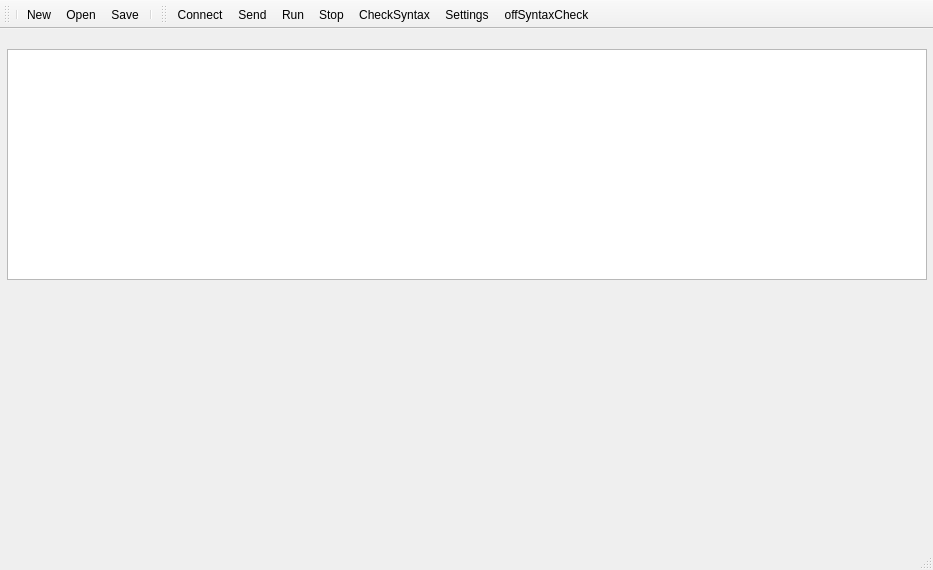
extramask93/itegration, file mainwindow.ui: the form before one commit.
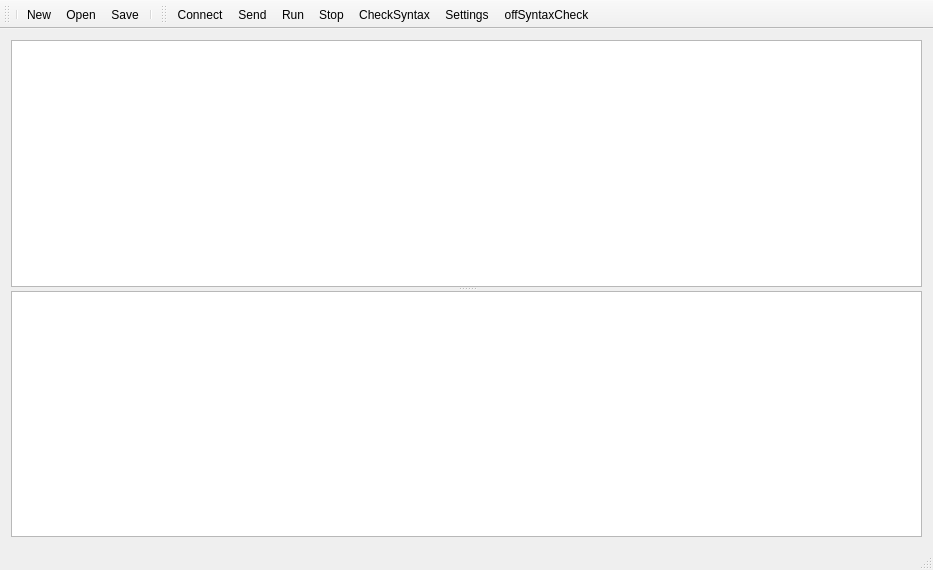
The form after the commit. Icons and pictures are not drawn. Custom widgets are drawn as their Qt base class.

Commit message: better docking

The edit to the form file:
```diff
--- a/mainwindow.ui
+++ b/mainwindow.ui
@@ -11,7 +11,7 @@
    </rect>
   </property>
   <property name="sizePolicy">
-   <sizepolicy hsizetype="Preferred" vsizetype="Maximum">
+   <sizepolicy hsizetype="Expanding" vsizetype="Expanding">
     <horstretch>0</horstretch>
     <verstretch>0</verstretch>
    </sizepolicy>
@@ -20,17 +20,15 @@
    <string>RoboTerminal</string>
   </property>
   <widget class="QWidget" name="centralWidget">
+   <layout class="QGridLayout" name="gridLayout">
+    <item row="0" column="0" rowspan="2" colspan="2">
+     <widget class="QSplitter" name="splitter">
+      <property name="orientation">
+       <enum>Qt::Vertical</enum>
+      </property>
    <widget class="Editor" name="editor">
-    <property name="geometry">
-     <rect>
-      <x>7</x>
-      <y>20</y>
-      <width>920</width>
-      <height>231</height>
-     </rect>
-    </property>
     <property name="sizePolicy">
-     <sizepolicy hsizetype="Expanding" vsizetype="Maximum">
+        <sizepolicy hsizetype="Expanding" vsizetype="Expanding">
       <horstretch>0</horstretch>
       <verstretch>0</verstretch>
      </sizepolicy>
@@ -39,6 +37,10 @@
      <string>Editor</string>
     </property>
    </widget>
+      <widget class="Console" name="console"/>
+     </widget>
+    </item>
+   </layout>
   </widget>
   <widget class="QStatusBar" name="statusBar">
    <property name="palette">
@@ -623,6 +625,11 @@
    <extends>QTextEdit</extends>
    <header>editor.h</header>
   </customwidget>
+  <customwidget>
+   <class>Console</class>
+   <extends>QPlainTextEdit</extends>
+   <header>console.h</header>
+  </customwidget>
  </customwidgets>
  <resources>
   <include location="style.qrc"/>
```
Lines whose indentation alone changed are shown as unchanged. The commit also changes 2 other files.
